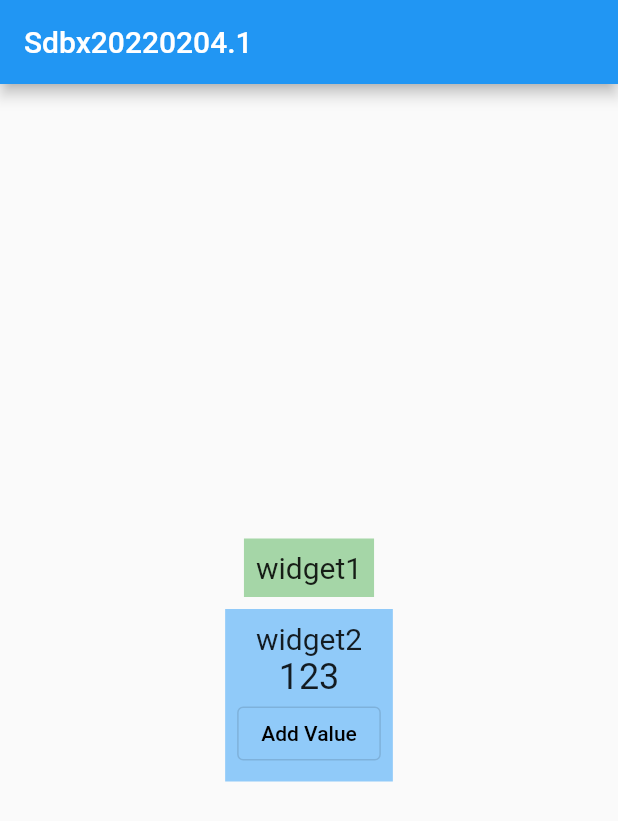
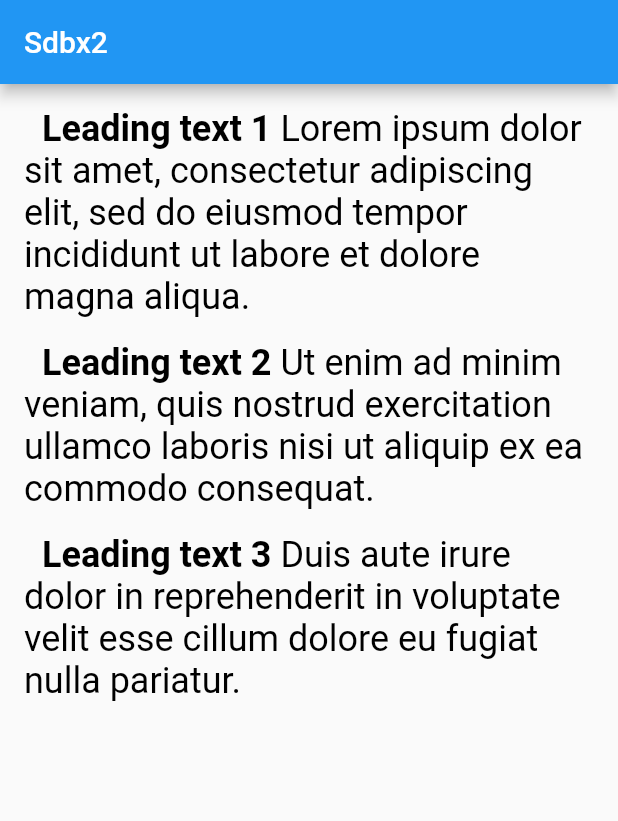
Before and after one commit to mmaitlen/fluttersdbx, a Flutter app: the screen it shows after launch, on a phone screen of 412 x 824 dp. Shown: the top 821 px of the screen. Run offline on Flutter 3.47's test engine with Material 2 defaults, Android fonts, the light colour scheme and no system bars.

Commit message:
Add sdbx screen for LeaderAndBodyWidget

```diff
--- a/lib/demo_screens/sdbx1_screen.dart
+++ b/lib/demo_screens/sdbx1_screen.dart
@@ -33,7 +33,7 @@ class Widget1 extends StatelessWidget {
     return Container(
       color: Colors.green[200],
       child: const Padding(
-        padding: EdgeInsets.all(8.0),
+            padding: EdgeInsets.all(8.0),
         child: Text(
           'widget1',
           style: TextStyle(fontSize: 20),
--- /dev/null
+++ b/lib/demo_screens/sdbx2_screen.dart
@@ -0,0 +1,90 @@
+import 'package:flutter/material.dart';
+
+/// create widget to display leading bullet and bold text
+/// spread operator into map into list
+/// use RichText to define bold leading text style and normal/unbolded style for body
+
+List<List<String>> copy = [
+  [
+    'Leading text 1',
+    'Lorem ipsum dolor sit amet, consectetur adipiscing elit, sed do eiusmod tempor incididunt ut labore et dolore magna aliqua.',
+  ],
+  [
+    'Leading text 2',
+    'Ut enim ad minim veniam, quis nostrud exercitation ullamco laboris nisi ut aliquip ex ea commodo consequat.',
+  ],
+  [
+    'Leading text 3',
+    'Duis aute irure dolor in reprehenderit in voluptate velit esse cillum dolore eu fugiat nulla pariatur.',
+  ],
+];
+
+class Sdbx2Screen extends StatelessWidget {
+  const Sdbx2Screen({Key? key}) : super(key: key);
+
+  @override
+  Widget build(BuildContext context) {
+    return Scaffold(
+      appBar: AppBar(
+        title: const Text(
+          'Sdbx2',
+        ),
+      ),
+      body: Padding(
+        padding: const EdgeInsets.all(16.0),
+        child: Column(
+          children: [
+            ...copy
+                .map(
+                  (e) => LeaderAndBodyWidget(
+                    leader: e[0],
+                    body: e[1],
+                    showBullet: false,
+                  ),
+                )
+                .toList()
+          ],
+        ),
+      ),
+    );
+  }
+}
+
+class LeaderAndBodyWidget extends StatelessWidget {
+  const LeaderAndBodyWidget({
+    required this.leader,
+    required this.body,
+    this.showBullet = true,
+    Key? key,
+  }) : super(key: key);
+  final String leader;
+  final String body;
+  final bool showBullet;
+  static const _bullet = '\u2022';
+
+  @override
+  Widget build(BuildContext context) {
+    return Padding(
+      padding: const EdgeInsets.only(bottom: 16.0),
+      child: RichText(
+        text: TextSpan(children: [
+          TextSpan(
+            text: " ${showBullet ? _bullet : ''} $leader ",
+            style: const TextStyle(
+              fontSize: 24,
+              fontWeight: FontWeight.bold,
+              color: Colors.black,
+            ),
+          ),
+          TextSpan(
+            text: body,
+            style: const TextStyle(
+              fontSize: 24,
+              color: Colors.black,
+            ),
+          ),
+        ]),
+      ),
+    );
+  }
+}
--- a/lib/main.dart
+++ b/lib/main.dart
@@ -1,5 +1,5 @@
 import 'package:flutter/material.dart';
-import 'package:sdbx/demo_screens/sdbx1_screen.dart';
+import 'package:sdbx/demo_screens/sdbx2_screen.dart';
 
 void main() {
   runApp(const SdbxApp());
@@ -15,7 +15,7 @@ class SdbxApp extends StatelessWidget {
       theme: ThemeData(
         primarySwatch: Colors.blue,
       ),
-      home: const Sdbx1Screen(),
+      home: const Sdbx2Screen(),
     );
   }
 }
```
Also changed, not shown: 1 other file.
